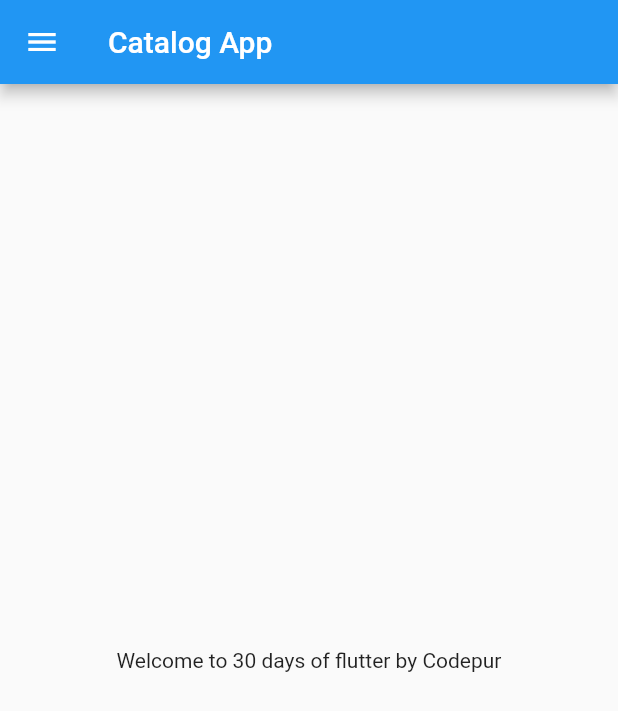
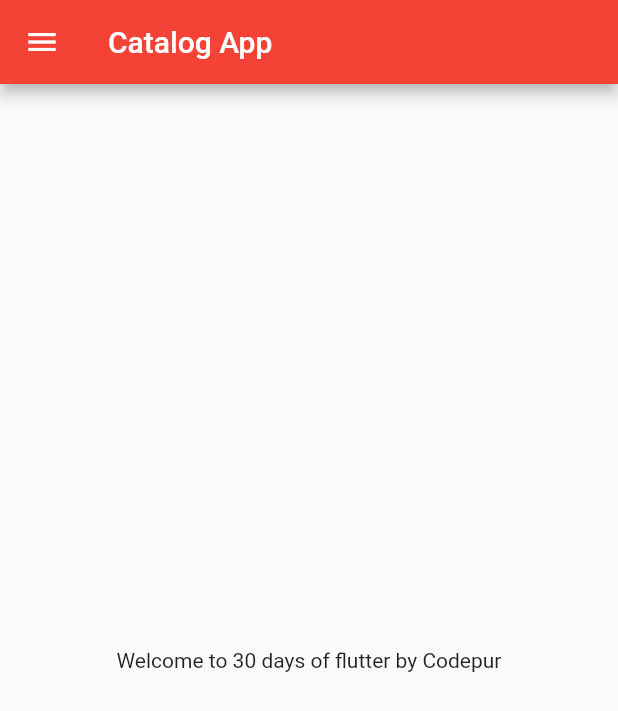
Before and after one commit to susan7979/30DaysOfFlutter, a Flutter app: the screen it shows after launch, on a phone screen of 412 x 824 dp. Shown: the top 711 px of the screen. Run offline on Flutter 3.47's test engine with Material 2 defaults, Android fonts, the phone set to English and light mode, and no system bars.

Commit message:
day 3 completed

```diff
--- a/lib/main.dart
+++ b/lib/main.dart
@@ -1,5 +1,6 @@
 import 'package:flutter/material.dart';
-import 'home_page.dart';
+import 'pages/home_page.dart';
+import 'pages/login_page.dart';
 
 void main() {
   runApp(MyApp());
@@ -9,7 +10,15 @@ class MyApp extends StatelessWidget {
   @override
   Widget build(BuildContext context) {
     return MaterialApp(
-      home: HomePage(),
+      themeMode: ThemeMode.light,
+      theme: ThemeData(primarySwatch: Colors.red),
+      darkTheme: ThemeData(brightness: Brightness.dark),
+      initialRoute: "/home",
+      routes: {
+        "/": (context) => LoginPage(),
+        "/home": (context) => HomePage(),
+        "/login": (context) => LoginPage(),
+      },
     );
   }
 }
```
Also changed, not shown: lib/pages/login_page.dart (added, +19 -0 lines), lib/pages/home_page.dart (renamed from lib/home_page.dart).
